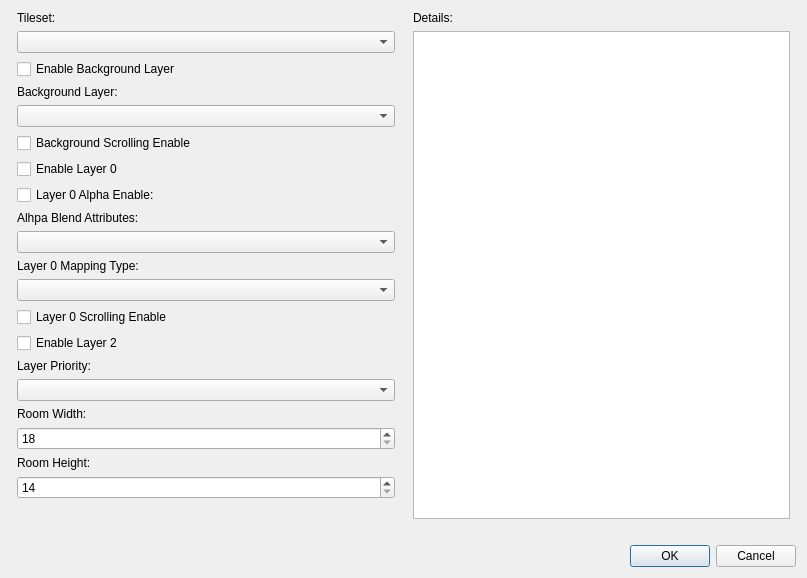
Before: the Qt Designer form Dialog/RoomConfigDialog.ui in wario-land/WL4Editor, drawn with Qt 5.
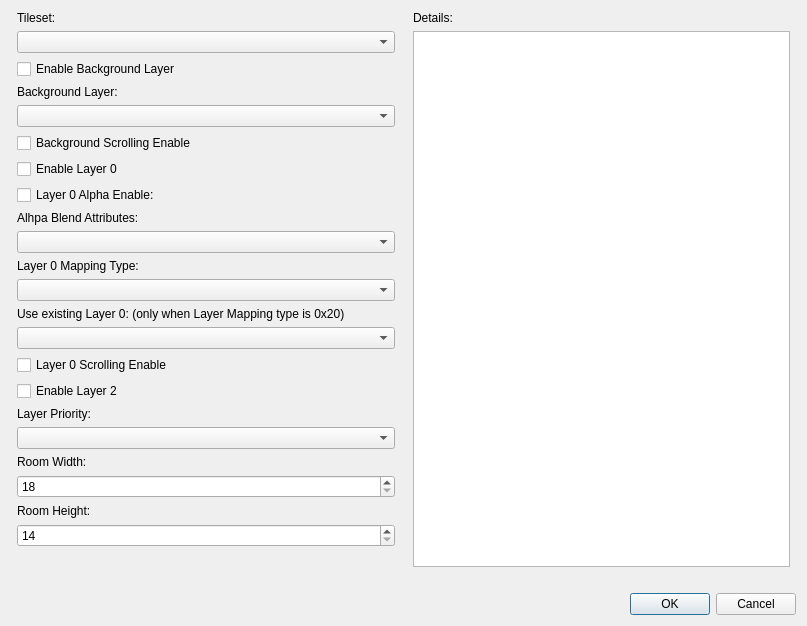
After: the same form once the commit is applied.

Patch:
```diff
--- a/Dialog/RoomConfigDialog.ui
+++ b/Dialog/RoomConfigDialog.ui
@@ -7,7 +7,7 @@
     <x>0</x>
     <y>0</y>
     <width>807</width>
-    <height>530</height>
+    <height>574</height>
    </rect>
   </property>
   <property name="windowTitle">
@@ -98,6 +98,16 @@
        <item>
         <widget class="QComboBox" name="ComboBox_Layer0MappingType"/>
        </item>
+       <item>
+        <widget class="QLabel" name="label_9">
+         <property name="text">
+          <string>Use existing Layer 0: (only when Layer Mapping type is 0x20)</string>
+         </property>
+        </widget>
+       </item>
+       <item>
+        <widget class="QComboBox" name="ComboBox_Layer0Picker"/>
+       </item>
        <item>
         <widget class="QCheckBox" name="CheckBox_Layer0Scrolling">
          <property name="text">
```
